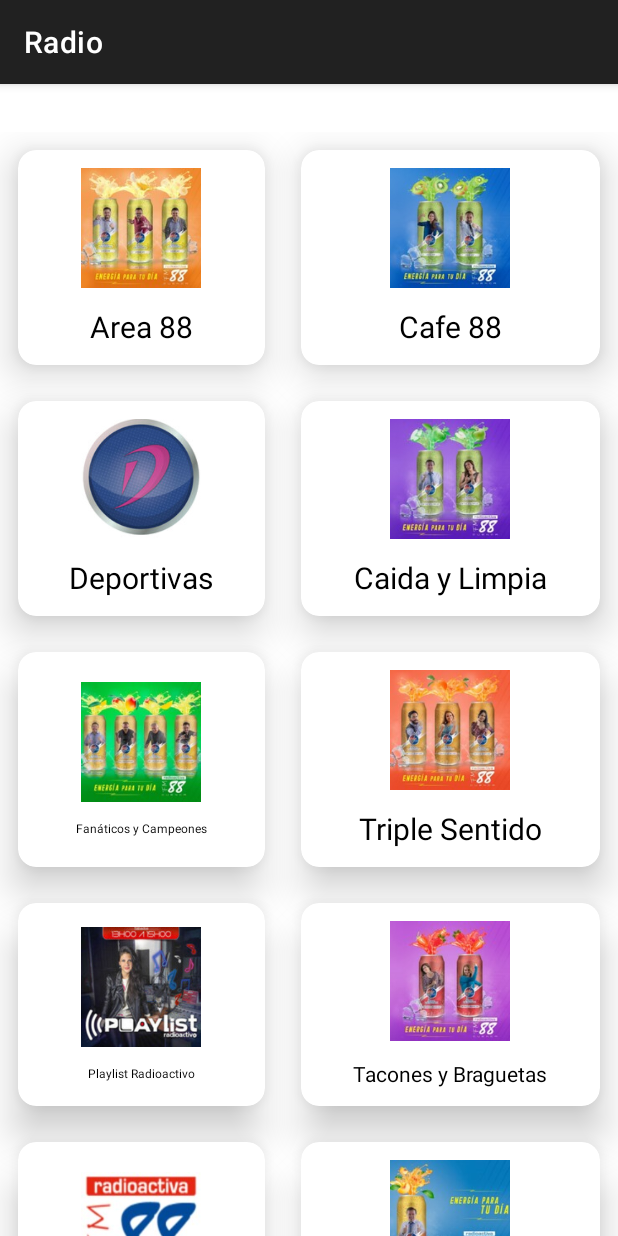
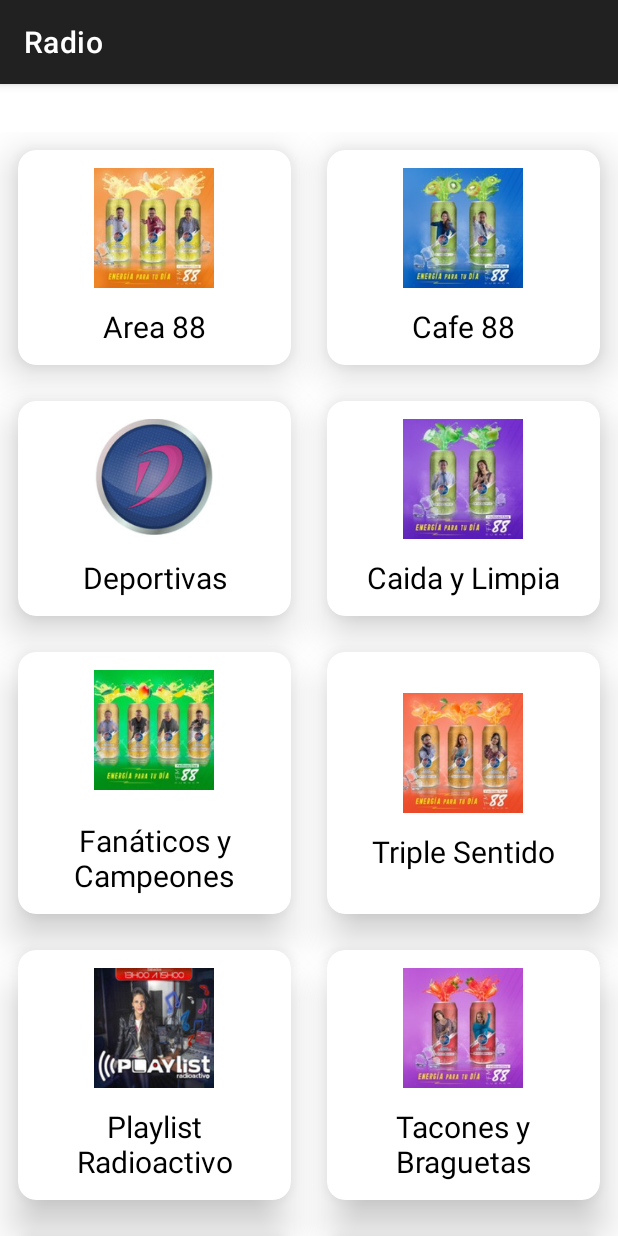
Before and after one commit to diegodu/app-radio, an Android app: the screen it shows after launch (MainActivity), on a phone screen of 412 x 824 dp. Run offline under Robolectric (Android 15) with nearby library versions, the phone set to English and light mode, and no system bars.

Commit message:
diseno de programas

```diff
--- a/app/src/main/res/layout/activity_main.xml
+++ b/app/src/main/res/layout/activity_main.xml
@@ -41,7 +41,7 @@
                 <LinearLayout
                     android:orientation="vertical"
                     android:padding="12dp"
-                    android:gravity="center"
+                    android:gravity="center_horizontal"
                     android:layout_width="match_parent"
                     android:layout_height="match_parent">
 
@@ -56,7 +56,8 @@
                         android:textColor="@color/black"
                         android:layout_marginTop="12dp"
                         android:text="Area 88"
-                        android:layout_width="wrap_content"
+                        android:layout_width="match_parent"
+                        android:gravity="center"
                         android:layout_height="wrap_content"/>
 
                 </LinearLayout>
@@ -90,7 +91,8 @@
                         android:textColor="@color/black"
                         android:layout_marginTop="12dp"
                         android:text="Cafe 88"
-                        android:layout_width="wrap_content"
+                        android:layout_width="match_parent"
+                        android:gravity="center"
                         android:layout_height="wrap_content"/>
 
                 </LinearLayout>
@@ -124,7 +126,8 @@
                         android:textColor="@color/black"
                         android:layout_marginTop="12dp"
                         android:text="Deportivas"
-                        android:layout_width="wrap_content"
+                        android:layout_width="match_parent"
+                        android:gravity="center"
                         android:layout_height="wrap_content"/>
 
                 </LinearLayout>
@@ -157,7 +160,8 @@
                         android:textColor="@color/black"
                         android:layout_marginTop="12dp"
                         android:text="Caida y Limpia"
-                        android:layout_width="wrap_content"
+                        android:layout_width="match_parent"
+                        android:gravity="center"
                         android:layout_height="wrap_content"/>
 
                 </LinearLayout>
@@ -186,11 +190,12 @@
                         android:onClick="fanaticos_camp"/>
 
                     <TextView
-                        android:textSize="8dp"
+                        android:textSize="20dp"
                         android:textColor="@color/black"
-                        android:layout_marginTop="12dp"
+                        android:layout_marginTop="20dp"
                         android:text="Fanáticos y Campeones"
-                        android:layout_width="wrap_content"
+                        android:layout_width="match_parent"
+                        android:gravity="center"
                         android:layout_height="wrap_content"/>
 
                 </LinearLayout>
@@ -223,7 +228,8 @@
                         android:textColor="@color/black"
                         android:layout_marginTop="12dp"
                         android:text="Triple Sentido"
-                        android:layout_width="wrap_content"
+                        android:layout_width="match_parent"
+                        android:gravity="center"
                         android:layout_height="wrap_content"/>
 
                 </LinearLayout>
@@ -252,11 +258,12 @@
                         android:onClick="Playlist_Radioactivo"/>
 
                     <TextView
-                        android:textSize="8dp"
+                        android:textSize="20dp"
                         android:textColor="@color/black"
                         android:layout_marginTop="12dp"
                         android:text="Playlist Radioactivo"
-                        android:layout_width="wrap_content"
+                        android:layout_width="match_parent"
+                        android:gravity="center"
                         android:layout_height="wrap_content"/>
 
                 </LinearLayout>
@@ -285,11 +292,12 @@
                         android:onClick="TaconesyBraguetas"/>
 
                     <TextView
-
+                        android:textSize="20dp"
                         android:textColor="@color/black"
                         android:layout_marginTop="12dp"
                         android:text="Tacones y Braguetas"
-                        android:layout_width="wrap_content"
+                        android:layout_width="match_parent"
+                        android:gravity="center"
                         android:layout_height="wrap_content"/>
 
                 </LinearLayout>
@@ -318,11 +326,12 @@
                         android:onClick="EntrevistasFM88"/>
 
                     <TextView
-                        android:textSize="8dp"
+                        android:textSize="20dp"
                         android:textColor="@color/black"
                         android:layout_marginTop="12dp"
                         android:text="EntrevistasFM88"
-                        android:layout_width="wrap_content"
+                        android:layout_width="match_parent"
+                        android:gravity="center"
                         android:layout_height="wrap_content"/>
 
                 </LinearLayout>
@@ -356,7 +365,8 @@
                         android:textColor="@color/black"
                         android:layout_marginTop="12dp"
                         android:text="Personalisimo"
-                        android:layout_width="wrap_content"
+                        android:layout_width="match_parent"
+                        android:gravity="center"
                         android:layout_height="wrap_content"/>
 
                 </LinearLayout>
@@ -387,11 +397,12 @@
                         android:onClick="Enlasmejoresmanos"/>
 
                     <TextView
-                        android:textSize="8dp"
+                        android:textSize="20dp"
                         android:textColor="@color/black"
                         android:layout_marginTop="12dp"
                         android:text="En las mejores manos"
-                        android:layout_width="wrap_content"
+                        android:layout_width="match_parent"
+                        android:gravity="center"
                         android:layout_height="wrap_content"/>
 
                 </LinearLayout>
--- a/app/src/main/res/layout/item_noticia.xml
+++ b/app/src/main/res/layout/item_noticia.xml
@@ -32,6 +32,7 @@
                     android:layout_width="wrap_content"
                     android:layout_height="wrap_content"
                     android:layout_gravity="center_horizontal"
+                    android:gravity="center"
                     android:layout_margin="10dp"
                     android:text="Caída y Limpia: Martes, 1 de diciembre de 2020"
                     android:textColor="?attr/colorError"
@@ -66,10 +67,11 @@
                         android:id="@+id/textDescripcion"
                         android:layout_width="wrap_content"
                         android:layout_height="match_parent"
-                        android:layout_gravity="center_vertical"
+                        android:layout_gravity="center_vertical|right"
                       android:layout_marginLeft="10dp"
                         android:layout_marginRight="10dp"
                         android:justificationMode="inter_word"
+
                         android:scrollbars="vertical"
                         android:text="Caída y Limpia, es la dosis de risoterapia que necesitas. Escucha de Lunes a Viernes."
                         android:textColor="@color/design_default_color_on_secondary"
```
